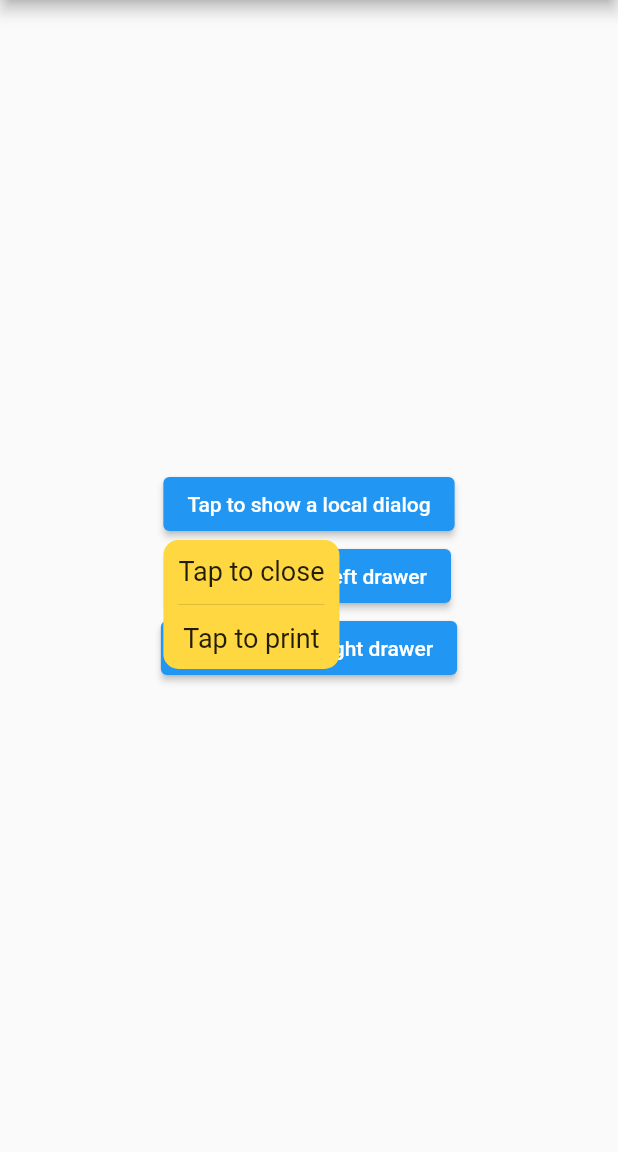
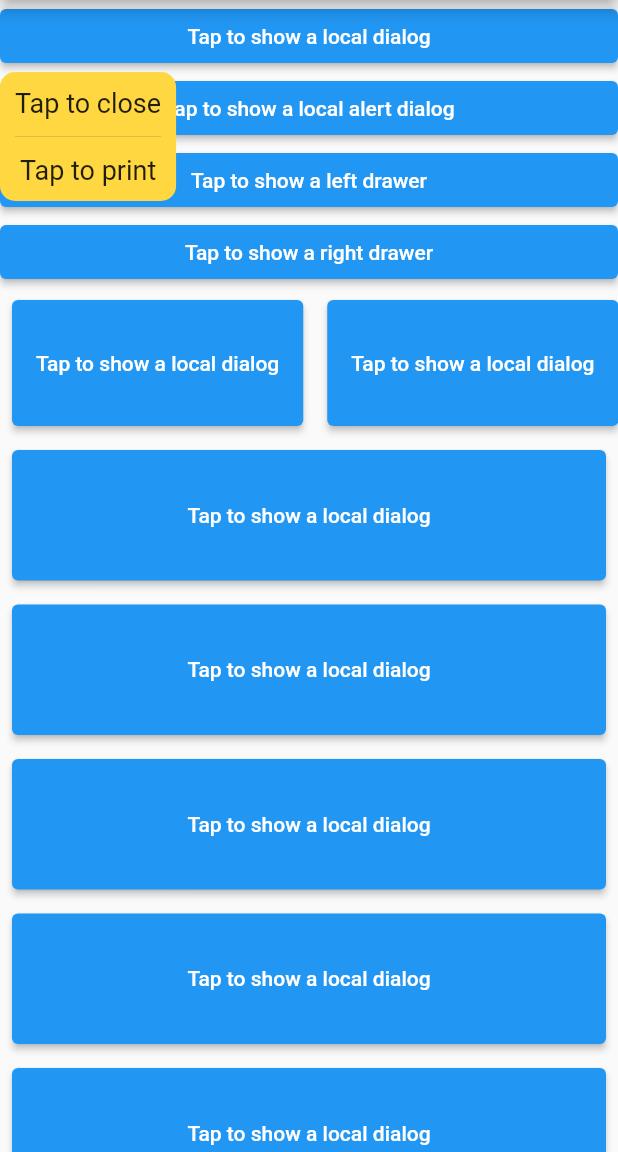
Before and after one commit to KevinVan720/aligned_dialog, a Flutter app: the screen it shows after launch, after a tap on "Tap to show a local dialog", on a phone screen of 412 x 824 dp, the part 84-1236 px from its top. Run offline on Flutter 3.47's test engine with Material 2 defaults, Android fonts, the phone set to English and light mode, and no system bars.

```diff
--- a/example/lib/main.dart
+++ b/example/lib/main.dart
@@ -1,3 +1,5 @@
+import 'dart:math';
+
 import 'package:aligned_dialog/aligned_dialog.dart';
 import 'package:flutter/cupertino.dart';
 import 'package:flutter/material.dart';
@@ -37,8 +39,9 @@ class _MyHomePageState extends State<MyHomePage> {
         title: Text(widget.title),
       ),
       body: Center(
-        child: Column(
-          mainAxisAlignment: MainAxisAlignment.center,
+        child: Container(
+          width: 600,
+          child: ListView(
             children: <Widget>[
               Builder(builder: (context) {
                 return ElevatedButton(
@@ -51,6 +54,25 @@ class _MyHomePageState extends State<MyHomePage> {
                           barrierColor: Colors.transparent);
                     },
                     child: Text("Tap to show a local dialog"));
+              }),
+              Builder(builder: (context) {
+                return ElevatedButton(
+                    onPressed: () {
+                      showAlignedDialog(
+                          context: context,
+                          builder: (context) {
+                            return AlertDialog(
+                              insetPadding: EdgeInsets.zero,
+                              title: Text("Alert!"),
+                              content: Text("Its an alert"),
+                            );
+                          },
+                          isGlobal: true,
+                          followerAnchor: Alignment.center,
+                          targetAnchor: Alignment.bottomLeft,
+                          barrierColor: Colors.transparent);
+                    },
+                    child: Text("Tap to show a local alert dialog"));
               }),
               Builder(builder: (context) {
                 return ElevatedButton(
@@ -108,7 +130,60 @@ class _MyHomePageState extends State<MyHomePage> {
                     },
                     child: Text("Tap to show a right drawer"));
               })
-          ],
+            ]
+              ..add(Container(
+                height: 100,
+                child: ListView(
+                  scrollDirection: Axis.horizontal,
+                  children: List.generate(
+                    10,
+                    (index) => Builder(builder: (context) {
+                      return Padding(
+                        padding: const EdgeInsets.all(8.0),
+                        child: ElevatedButton(
+                            onPressed: () {
+                              showAlignedDialog(
+                                  context: context,
+                                  builder: _localDialogBuilder,
+                                  followerAnchor: Alignment.topLeft,
+                                  targetAnchor: Alignment.bottomLeft,
+                                  barrierColor: Colors.transparent,
+                                  offset: Offset(10, 10),
+                                  avoidOverflow: true);
+                            },
+                            child: Text("Tap to show a local dialog")),
+                      );
+                    }),
+                  ),
+                ),
+              ))
+              ..addAll(
+                List.generate(
+                  10,
+                  (index) => Container(
+                      alignment: Alignment.center,
+                      padding: const EdgeInsets.all(8.0),
+                      child: Builder(builder: (context) {
+                        var rng = new Random();
+                        return ElevatedButton(
+                            onPressed: () {
+                              showAlignedDialog(
+                                  context: context,
+                                  builder: _localDialogBuilder,
+                                  followerAnchor: Alignment.topLeft,
+                                  targetAnchor: Alignment.bottomRight,
+                                  barrierColor: Colors.transparent,
+                                  avoidOverflow: true);
+                            },
+                            child: Container(
+                                alignment: Alignment.center,
+                                width: rng.nextInt(300) + 300,
+                                height: rng.nextInt(50) + 50,
+                                child: Text("Tap to show a local dialog")));
+                      })),
+                ),
+              ),
+          ),
         ),
       ), // This trailing comma makes auto-formatting nicer for build methods.
     );
@@ -172,6 +247,7 @@ class _MyHomePageState extends State<MyHomePage> {
         onTap: () {
           Navigator.of(context).pop();
         },
+        child: Drawer(
           child: Container(
             width: 400,
             padding: EdgeInsets.symmetric(horizontal: 10),
@@ -225,6 +301,7 @@ class _MyHomePageState extends State<MyHomePage> {
               ),
             ),
           ),
+        ),
       );
     };
   }
--- a/lib/src/aligned_dialog.dart
+++ b/lib/src/aligned_dialog.dart
@@ -3,14 +3,16 @@ import 'package:flutter/material.dart';
 Future<T?> showAlignedDialog<T>({
   required BuildContext context,
   required WidgetBuilder builder,
-  Alignment followerAnchor = Alignment.center,
-  Alignment targetAnchor = Alignment.center,
-  bool isGlobal = false,
   bool barrierDismissible = true,
-  Color? barrierColor = Colors.black12,
+  Color? barrierColor = Colors.black54,
   String? barrierLabel,
   bool useRootNavigator = true,
   RouteSettings? routeSettings,
+  Alignment followerAnchor = Alignment.center,
+  Alignment targetAnchor = Alignment.center,
+  Offset offset = Offset.zero,
+  bool avoidOverflow = false,
+  bool isGlobal = false,
   RouteTransitionsBuilder? transitionsBuilder,
   Duration? duration,
 }) {
@@ -52,6 +54,8 @@ Future<T?> showAlignedDialog<T>({
     themes: themes,
     transitionsBuilder: transitionsBuilder,
     duration: duration,
+    avoidOverflow: avoidOverflow,
+    offset: offset,
   ));
 }
 
@@ -72,6 +76,8 @@ class AlignedDialogRoute<T> extends RawDialogRoute<T> {
     RouteSettings? settings,
     RouteTransitionsBuilder? transitionsBuilder,
     Duration? duration,
+    bool avoidOverflow = false,
+    Offset offset = Offset.zero,
   })  : assert(barrierDismissible != null),
         super(
           pageBuilder: (BuildContext buildContext, Animation<double> animation,
@@ -87,6 +93,8 @@ class AlignedDialogRoute<T> extends RawDialogRoute<T> {
                     Directionality.of(context),
                     mediaQuery.padding.top,
                     mediaQuery.padding.bottom,
+                    offset,
+                    avoidOverflow,
                   ),
                   child: pageChild,
                 );
@@ -117,6 +125,8 @@ class _FollowerDialogRouteLayout extends SingleChildLayoutDelegate {
     this.textDirection,
     this.topPadding,
     this.bottomPadding,
+    this.offset,
+    this.avoidOverflow,
   );
 
   final Alignment followerAnchor;
@@ -132,6 +142,9 @@ class _FollowerDialogRouteLayout extends SingleChildLayoutDelegate {
 
   // Bottom padding of unsafe area.
   final double bottomPadding;
+
+  final Offset offset;
+  final bool avoidOverflow;
 
   // We put the child wherever position specifies, so long as it will fit within
   // the specified parent size padded (inset) by 8. If necessary, we adjust the
@@ -149,6 +162,15 @@ class _FollowerDialogRouteLayout extends SingleChildLayoutDelegate {
   Offset getPositionForChild(Size size, Size childSize) {
     Offset rst = followerAnchor.alongSize(childSize);
     rst = position - rst;
+    rst += offset;
+    if (avoidOverflow) {
+      if (rst.dx < 0) rst = Offset(0, rst.dy);
+      if (rst.dy < 0) rst = Offset(rst.dx, 0);
+      if (rst.dx + childSize.width > size.width)
+        rst = Offset(size.width - childSize.width, rst.dy);
+      if (rst.dy + childSize.height > size.height)
+        rst = Offset(rst.dx, size.height - childSize.height);
+    }
     return rst;
   }
 
@@ -160,6 +182,8 @@ class _FollowerDialogRouteLayout extends SingleChildLayoutDelegate {
 
     return followerAnchor != oldDelegate.followerAnchor ||
         position != oldDelegate.position ||
+        offset != oldDelegate.offset ||
+        avoidOverflow != oldDelegate.avoidOverflow ||
         textDirection != oldDelegate.textDirection ||
         topPadding != oldDelegate.topPadding ||
         bottomPadding != oldDelegate.bottomPadding;
```
Also changed, not shown: pubspec.yaml (+1 -36 lines), 3 other files. Lines whose indentation alone changed are shown as unchanged.
